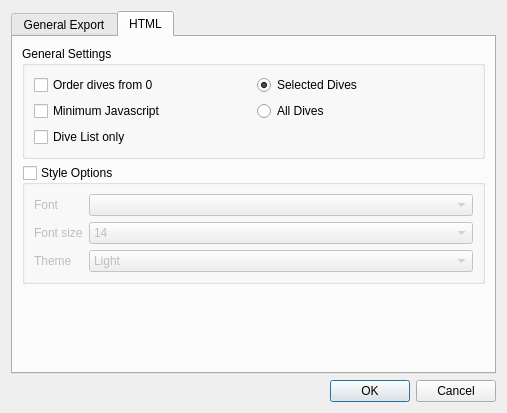
Above: qt-ui/divelogexportdialog.ui from subsurface/subsurface before the change. Below: the same form after it.
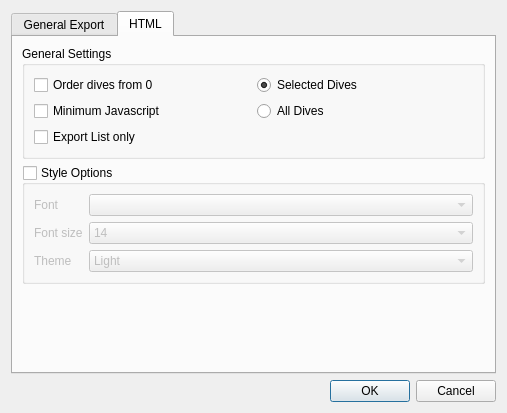
That is the form after the change. The open tabs and pages were chosen to show the change.

Commit message:
HTML: Add export list only option
Exporting small dive list only or choose to export the dive list with
all the dive details like the profile, Bookmarks, dive equipments and
statistics.

```diff
--- a/qt-ui/divelogexportdialog.ui
+++ b/qt-ui/divelogexportdialog.ui
@@ -236,7 +236,7 @@
           <item row="2" column="0">
            <widget class="QCheckBox" name="checkBox_3">
             <property name="text">
-             <string>Dive List only</string>
+             <string>Export List only</string>
             </property>
            </widget>
           </item>
```
Left out of the diff: 2 changed lines with no effect on the pictures. The commit also changes 4 other files.
